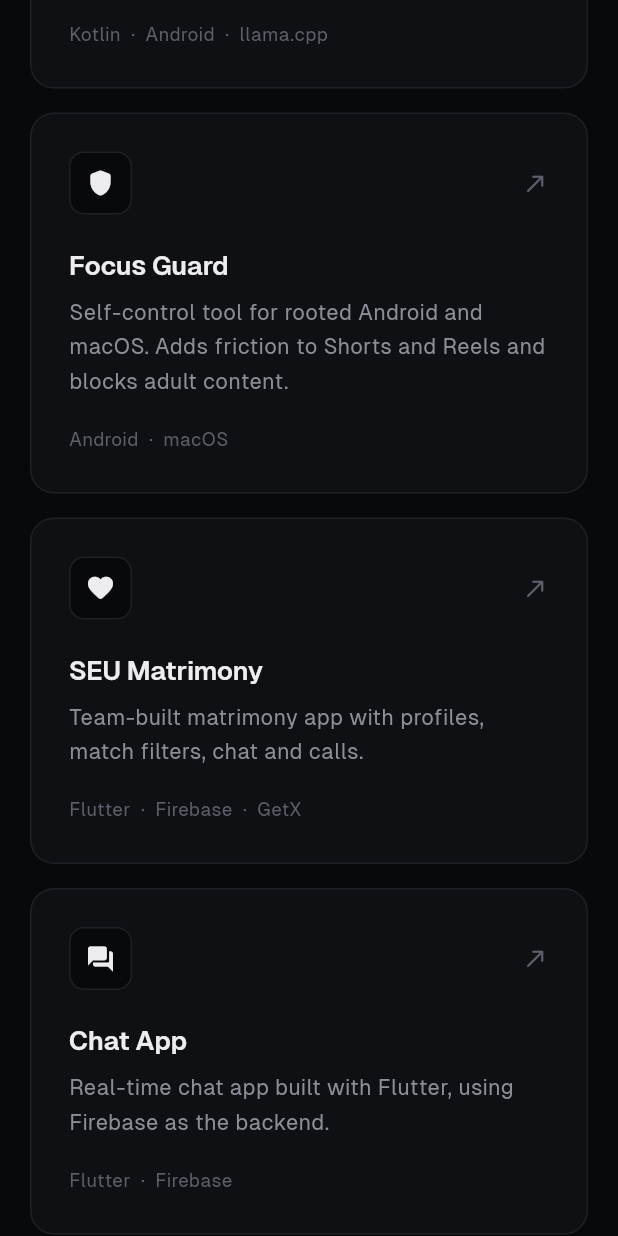
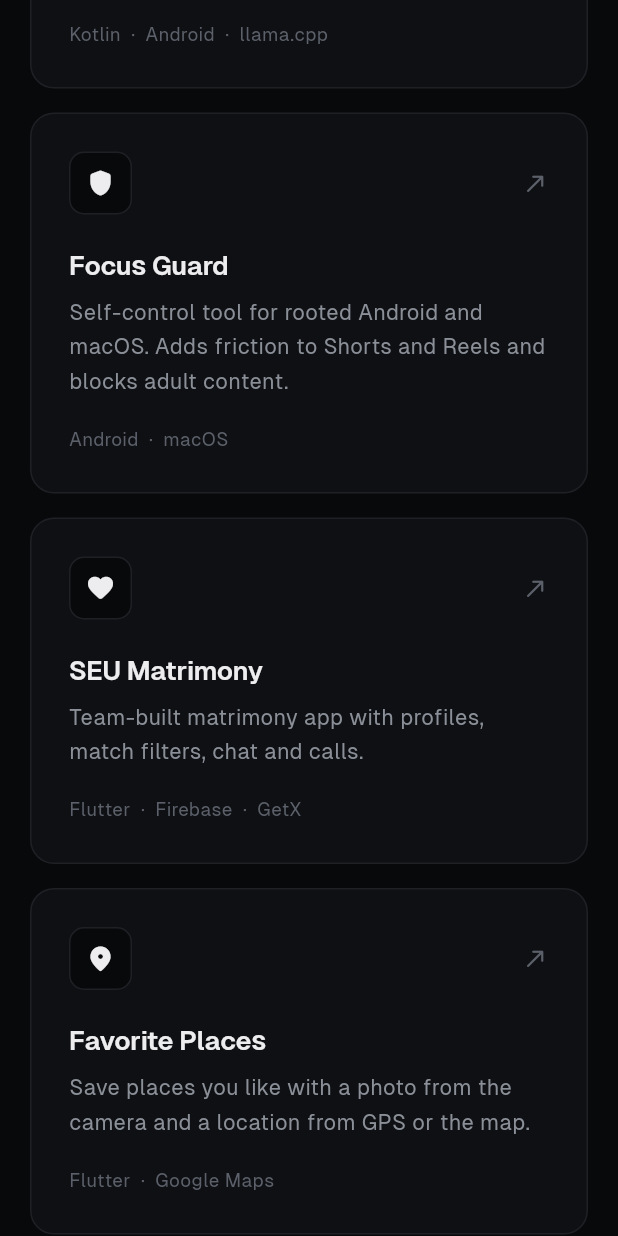
Before and after one commit to Al-Rasin/Al-Rasin.github.io, a Flutter app: the screen it shows after launch, scrolled down 1728 dp, on a phone screen of 412 x 824 dp. Run offline on Flutter 3.47's test engine with Material 3 defaults, Android fonts, the phone set to English and light mode, and no system bars.

Commit message:
Update intro, skills and projects

```diff
--- a/lib/data/portfolio_data.dart
+++ b/lib/data/portfolio_data.dart
@@ -70,10 +70,19 @@ class PortfolioData {
   static const photo = 'assets/images/avatar.jpg';
 
   static const intro =
-      'Flutter developer in Dhaka. I turn ideas into smooth, '
-      'cross-platform apps with Flutter, Dart and Firebase.';
+      'Flutter developer in Dhaka. 2.5+ years building apps that are '
+      'live on the Play Store and App Store.';
 
-  static const skills = ['Flutter', 'Dart', 'Firebase', 'Kotlin', 'Android'];
+  static const skills = [
+    'Flutter',
+    'Dart',
+    'Riverpod',
+    'GetX',
+    'GoRouter',
+    'Hive',
+    'Firebase',
+    'Kotlin',
+  ];
 
   static const liveApps = [
     LiveApp(
@@ -95,6 +104,7 @@ class PortfolioData {
           'Book trusted home help and maids in Dhaka. Place and track '
           'orders right from your phone.',
       icon: Icons.cleaning_services_rounded,
+      appStoreUrl: 'https://apps.apple.com/us/app/hellotask/id1448530002',
       playStoreUrl:
           'https://play.google.com/store/apps/details?id=com.robotlogistics.callrobot',
     ),
@@ -133,6 +143,15 @@ class PortfolioData {
       icon: Icons.favorite_rounded,
     ),
     Project(
+      title: 'Favorite Places',
+      description:
+          'Save places you like with a photo from the camera and a '
+          'location from GPS or the map.',
+      tags: ['Flutter', 'Google Maps'],
+      url: 'https://github.com/Al-Rasin/favorite-places',
+      icon: Icons.place_rounded,
+    ),
+    Project(
       title: 'Chat App',
       description:
           'Real-time chat app built with Flutter, using Firebase as the backend.',
```
